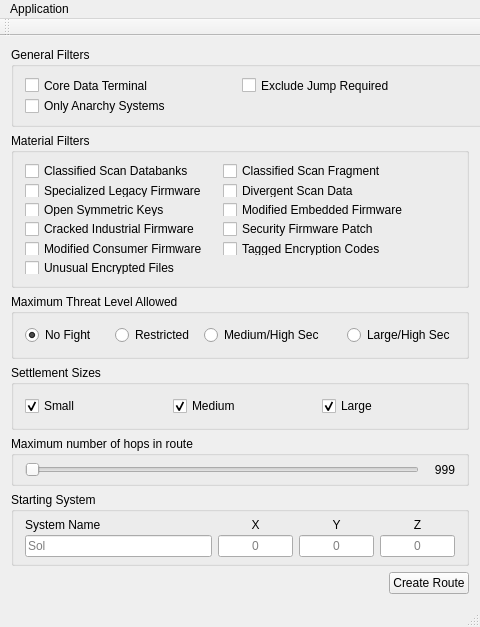
Before: the Qt Designer form src/MainWindow.ui in neotron/EDPathFinder, drawn with Qt 5.
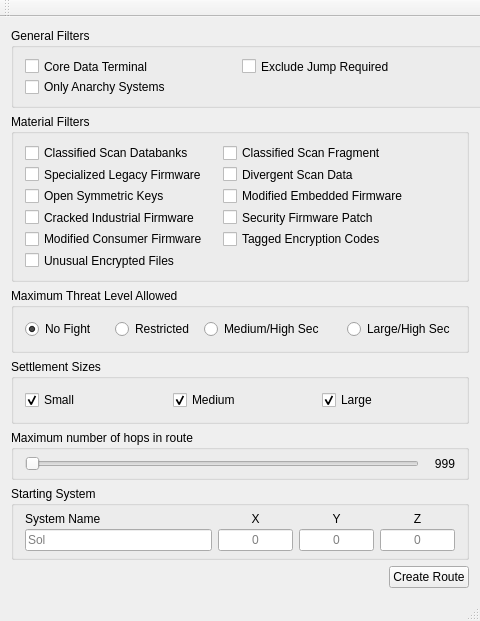
After: the same form once the commit is applied. Custom widgets are drawn as their Qt base class.

```diff
--- a/src/MainWindow.ui
+++ b/src/MainWindow.ui
@@ -573,13 +573,6 @@
      <height>22</height>
     </rect>
    </property>
-   <widget class="QMenu" name="menuApplication">
-    <property name="title">
-     <string>Application</string>
-    </property>
-    <addaction name="actionPreferences"/>
-   </widget>
-   <addaction name="menuApplication"/>
   </widget>
   <widget class="QToolBar" name="mainToolBar">
    <attribute name="toolBarArea">
```
Left out of the diff: 2 changed lines with no effect on the pictures.
